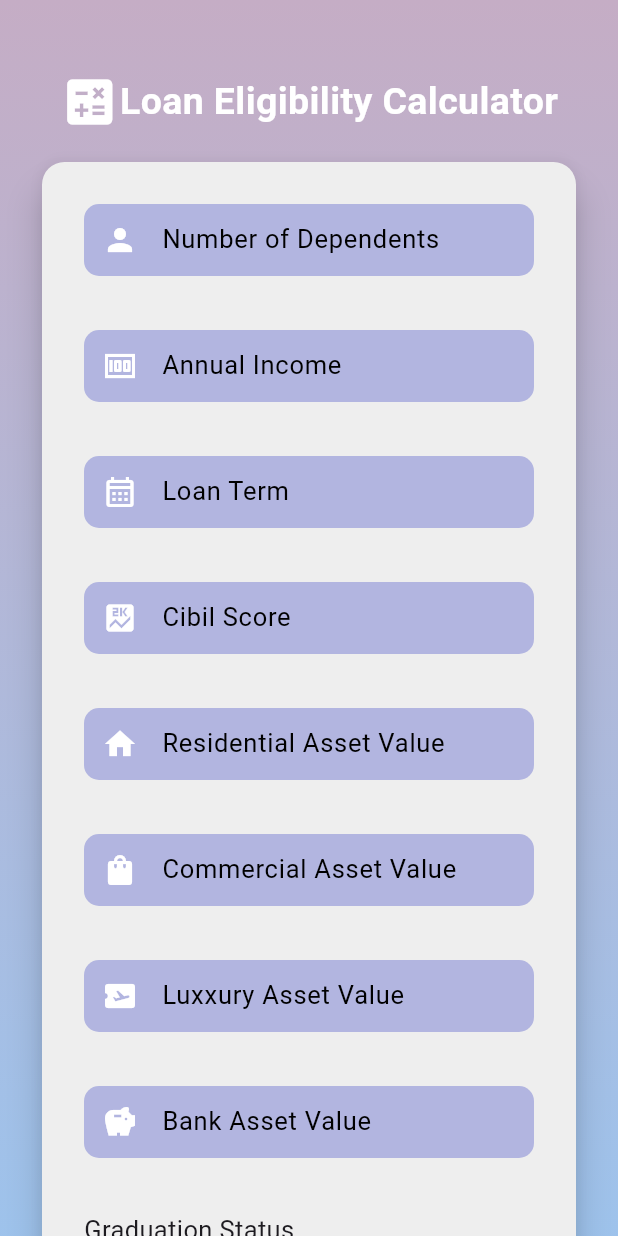
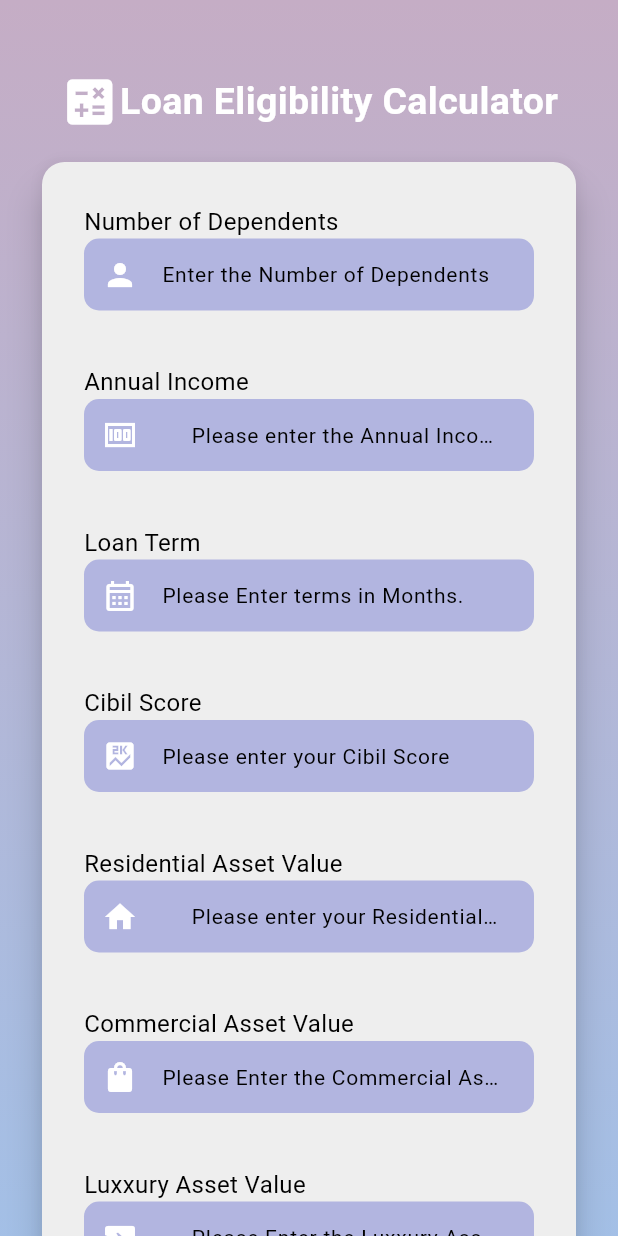
Before and after one commit to RishabShrestha1/Trinity-Loan--Eligibility-Prediction-Project, a Flutter app: the screen it shows after launch, on a phone screen of 412 x 824 dp. Run offline on Flutter 3.47's test engine with Material 3 defaults, Android fonts, the phone set to English and light mode, and no system bars.

Commit message:
Changed Ui elements

```diff
--- a/loanapp/lib/Component/userinput.dart
+++ b/loanapp/lib/Component/userinput.dart
@@ -23,7 +23,17 @@ class TextInput extends StatelessWidget {
   Widget build(BuildContext context) {
     return Padding(
       padding: const EdgeInsets.all(8.0),
-      child: TextFormField(
+      child: Column(
+        crossAxisAlignment: CrossAxisAlignment.start,
+        children: [
+          Text(
+            labelText,
+            style: const TextStyle(
+              fontSize: 16,
+              color: Color.fromARGB(255, 0, 0, 0),
+            ),
+          ),
+          TextFormField(
             decoration: InputDecoration(
               prefixIcon: Icon(
                 displayIcon.icon,
@@ -47,14 +57,14 @@ class TextInput extends StatelessWidget {
                 ),
               ),
               filled: true,
-          fillColor: Color.fromARGB(255, 178, 181, 224),
-          label: Text(
-            labelText,
-            style: const TextStyle(
-              fontSize: 17,
-              color: Color.fromARGB(255, 0, 0, 0),
-            ),
-          ),
+              fillColor: const Color.fromARGB(255, 178, 181, 224),
+              // label: Text(
+              //   labelText,
+              //   style: const TextStyle(
+              //     fontSize: 17,
+              //     color: Color.fromARGB(255, 0, 0, 0),
+              //   ),
+              // ),
               hintText: hintText,
               hintStyle: const TextStyle(
                   fontSize: 14, color: Color.fromARGB(255, 0, 0, 0)),
@@ -64,6 +74,8 @@ class TextInput extends StatelessWidget {
             controller: controller,
             keyboardType: keyboardType,
           ),
+        ],
+      ),
     );
   }
 }
--- a/loanapp/lib/Pages/Form.dart
+++ b/loanapp/lib/Pages/Form.dart
@@ -1,5 +1,3 @@
-import 'dart:math';
-
 import 'package:flutter/material.dart';
 import 'package:loanapp/Component/radiobutton.dart';
 import 'package:loanapp/Component/userinput.dart';
@@ -132,8 +130,7 @@ class _UserInputFormState extends State<UserInputForm> {
                                 height: 20,
                               ),
                               TextInput(
-                                hintText:
-                                    "Please Enter the Months you want the loan for.",
+                                hintText: "Please Enter terms in Months.",
                                 labelText: 'Loan Term',
                                 displayIcon:
                                     const Icon(Icons.calendar_month_outlined),
--- a/loanapp/lib/main.dart
+++ b/loanapp/lib/main.dart
@@ -2,5 +2,5 @@ import 'package:flutter/material.dart';
 import 'package:loanapp/Pages/Form.dart';
 
 void main() {
-  runApp(UserInputForm());
+  runApp(const UserInputForm());
 }
```
Lines whose indentation alone changed are shown as unchanged.
